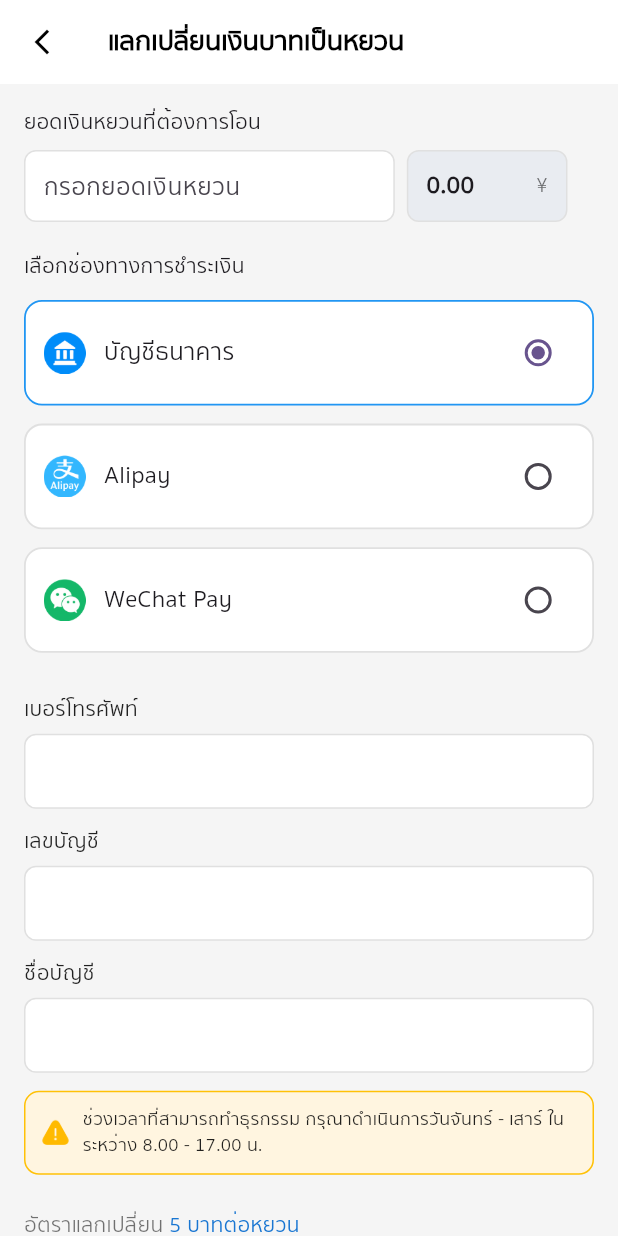
After one commit to AshaTechCorporation/gcargo, a Flutter app: the ExchangePage screen opened directly, on a phone screen of 412 x 824 dp. The commit adds this screen. Run offline on Flutter 3.47's test engine with Material 3 defaults, Android fonts, the phone set to English and light mode, and no system bars; our stand-ins replace device_info_plus, dio, file_picker, get, image_picker, shared_preferences; accounts and stored records are empty; network calls fail.

Commit message:
เพิ่มส่วนการเเลกเงินบาทเงินหยวน

```diff
--- a/lib/constants.dart
+++ b/lib/constants.dart
@@ -18,3 +18,4 @@ const kTitleTextGridColor = Color(0xFF004AAD);
 const kSubTitleTextGridColor = Color(0xFF012849);
 const kButtonLogoutColor = Color(0xFFFFBA00);
 const kBackTextFiledColor = Color(0xFFF6F6F6);
+const kBackgroundTextColor = Color(0xFF004AAD);
--- /dev/null
+++ b/lib/home/exchangePage.dart
@@ -0,0 +1,207 @@
+import 'package:flutter/material.dart';
+import 'package:gcargo/constants.dart';
+
+class ExchangePage extends StatefulWidget {
+  const ExchangePage({super.key});
+
+  @override
+  State<ExchangePage> createState() => _ExchangePageState();
+}
+
+class _ExchangePageState extends State<ExchangePage> {
+  int selectedMethod = 0;
+
+  final List<String> paymentMethods = ['บัญชีธนาคาร', 'Alipay', 'WeChat Pay'];
+  final List<String> icons = ['assets/icons/bank_icon.png', 'assets/icons/alipay_icon.png', 'assets/icons/wechat_icon.png'];
+
+  @override
+  Widget build(BuildContext context) {
+    final size = MediaQuery.of(context).size;
+
+    return Scaffold(
+      backgroundColor: Colors.grey.shade100,
+      appBar: AppBar(
+        backgroundColor: Colors.white,
+        elevation: 0,
+        leading: IconButton(icon: Icon(Icons.arrow_back_ios_new, color: Colors.black, size: 20), onPressed: () => Navigator.pop(context)),
+        title: Text('แลกเปลี่ยนเงินบาทเป็นหยวน', style: TextStyle(color: Colors.black)),
+      ),
+      body: SingleChildScrollView(
+        padding: EdgeInsets.all(16),
+        child: Column(
+          crossAxisAlignment: CrossAxisAlignment.start,
+          children: [
+            Text('ยอดเงินหยวนที่ต้องการโอน'),
+            SizedBox(height: 8),
+            Row(
+              children: [
+                Container(
+                  width: size.width * 0.6,
+                  height: 48,
+                  padding: EdgeInsets.symmetric(horizontal: 12),
+                  decoration: BoxDecoration(
+                    color: Colors.white,
+                    borderRadius: BorderRadius.circular(8),
+                    border: Border.all(color: Colors.grey.shade300),
+                  ),
+                  child: TextField(
+                    keyboardType: TextInputType.number,
+                    decoration: InputDecoration(hintText: 'กรอกยอดเงินหยวน', border: InputBorder.none),
+                  ),
+                ),
+                SizedBox(width: 8),
+                Container(
+                  width: size.width * 0.26,
+                  height: 48,
+                  padding: EdgeInsets.symmetric(horizontal: 12),
+                  decoration: BoxDecoration(
+                    color: kBackgroundTextColor.withOpacity(0.05),
+                    borderRadius: BorderRadius.circular(8),
+                    border: Border.all(color: Colors.grey.shade300),
+                  ),
+                  child: Row(
+                    mainAxisAlignment: MainAxisAlignment.spaceBetween,
+                    children: [
+                      Text('0.00', style: TextStyle(fontSize: 16, fontWeight: FontWeight.bold)),
+                      Text('¥', style: TextStyle(fontSize: 14, color: Colors.black54)),
+                    ],
+                  ),
+                ),
+              ],
+            ),
+            SizedBox(height: 20),
+            Text('เลือกช่องทางการชำระเงิน'),
+            SizedBox(height: 12),
+            ...List.generate(paymentMethods.length, (index) {
+              return GestureDetector(
+                onTap: () => setState(() => selectedMethod = index),
+                child: Container(
+                  margin: EdgeInsets.only(bottom: 12),
+                  padding: EdgeInsets.symmetric(horizontal: 12, vertical: 10),
+                  decoration: BoxDecoration(
+                    color: Colors.white,
+                    borderRadius: BorderRadius.circular(12),
+                    border: Border.all(color: selectedMethod == index ? Colors.blue : Colors.grey.shade300, width: 1.2),
+                  ),
+                  child: Row(
+                    children: [
+                      Image.asset(icons[index], width: 28, height: 28),
+                      SizedBox(width: 12),
+                      Expanded(child: Text(paymentMethods[index], style: TextStyle(fontSize: 16))),
+                      Radio(value: index, groupValue: selectedMethod, onChanged: (_) => setState(() => selectedMethod = index)),
+                    ],
+                  ),
+                ),
+              );
+            }),
+            SizedBox(height: 16),
+            _buildInputField('เบอร์โทรศัพท์'),
+            SizedBox(height: 12),
+            _buildInputField('เลขบัญชี'),
+            SizedBox(height: 12),
+            _buildInputField('ชื่อบัญชี'),
+
+            if (selectedMethod == 1 || selectedMethod == 2) ...[
+              SizedBox(height: 16),
+              Container(
+                width: double.infinity,
+                padding: EdgeInsets.all(16),
+                decoration: BoxDecoration(
+                  color: Colors.white,
+                  borderRadius: BorderRadius.circular(12),
+                  border: Border.all(color: Colors.grey.shade300),
+                ),
+                child: Column(
+                  children: [
+                    Container(
+                      padding: EdgeInsets.symmetric(vertical: 20),
+                      child: Column(
+                        children: [
+                          Image.asset('assets/icons/cl11.png', width: 36, height: 36),
+                          SizedBox(height: 8),
+                          Text('อัปโหลดรูปภาพ QR Code', style: TextStyle(fontWeight: FontWeight.bold)),
+                          SizedBox(height: 4),
+                          Text('รองรับไฟล์รูปภาพ JPG, PNG, PDF เท่านั้น', style: TextStyle(fontSize: 12, color: Colors.black54)),
+                          SizedBox(height: 16),
+                          ElevatedButton(
+                            style: ElevatedButton.styleFrom(
+                              backgroundColor: Colors.white,
+                              foregroundColor: Colors.black,
+                              side: BorderSide(color: Colors.grey.shade400),
+                              padding: EdgeInsets.symmetric(horizontal: 24, vertical: 12),
+                            ),
+                            onPressed: () {},
+                            child: Text('เลือกไฟล์'),
+                          ),
+                        ],
+                      ),
+                    ),
+                  ],
+                ),
+              ),
+            ],
+
+            // ✅ แจ้งเตือนนี้ต้องอยู่นอกเงื่อนไข เพื่อแสดงตลอด
+            SizedBox(height: 12),
+            Container(
+              padding: EdgeInsets.all(10),
+              decoration: BoxDecoration(
+                color: Color(0xFFFFF5E0),
+                border: Border.all(color: Color(0xFFFFC107)),
+                borderRadius: BorderRadius.circular(10),
+              ),
+              child: Row(
+                children: [
+                  Image.asset('assets/icons/danger.png', width: 20),
+                  SizedBox(width: 8),
+                  Expanded(
+                    child: Text(
+                      'ช่วงเวลาที่สามารถทำธุรกรรม กรุณาดำเนินการวันจันทร์ - เสาร์ ในระหว่าง 8.00 - 17.00 น.',
+                      style: TextStyle(fontSize: 12, color: Colors.black87),
+                    ),
+                  ),
+                ],
+              ),
+            ),
+
+            SizedBox(height: 24),
+            Row(
+              children: [
+                Text('อัตราแลกเปลี่ยน ', style: TextStyle(color: Colors.black54)),
+                Text('5 บาทต่อหยวน', style: TextStyle(color: Colors.blue.shade700)),
+              ],
+            ),
+            SizedBox(height: 16),
+            SizedBox(
+              width: double.infinity,
+              child: ElevatedButton(
+                style: ElevatedButton.styleFrom(backgroundColor: Color(0xFF1E3C72), padding: EdgeInsets.symmetric(vertical: 14)),
+                onPressed: () {},
+                child: Text('ชำระเงิน', style: TextStyle(fontSize: 16, color: Colors.white)),
+              ),
+            ),
+          ],
+        ),
+      ),
+    );
+  }
+
+  Widget _buildInputField(String label, {TextEditingController? controller, TextInputType? keyboardType}) {
+    return Column(
+      crossAxisAlignment: CrossAxisAlignment.start,
+      children: [
+        Text(label, style: TextStyle(fontSize: 14, color: Colors.black87)),
+        const SizedBox(height: 6),
+        Container(
+          decoration: BoxDecoration(color: Colors.white, borderRadius: BorderRadius.circular(8), border: Border.all(color: Colors.grey.shade300)),
+          padding: const EdgeInsets.symmetric(horizontal: 12),
+          child: TextField(
+            controller: controller,
+            keyboardType: keyboardType,
+            decoration: const InputDecoration(border: InputBorder.none, hintText: ''),
+          ),
+        ),
+      ],
+    );
+  }
+}
--- a/lib/home/homePage.dart
+++ b/lib/home/homePage.dart
@@ -2,6 +2,7 @@ import 'dart:async';
 
 import 'package:flutter/material.dart';
 import 'package:gcargo/controllers/showImagePickerBottomSheet.dart';
+import 'package:gcargo/home/exchangePage.dart';
 import 'package:gcargo/home/widgets/ProductCardFromAPI.dart';
 import 'package:gcargo/home/widgets/ServiceImageCard.dart';
 import 'package:get/get.dart';
@@ -234,7 +235,7 @@ class _HomePageState extends State<HomePage> {
                       imagePath: 'assets/images/sand.png',
                       onTap: () {
                         // 👉 ไปหน้าบริการฝากส่ง
-                        Navigator.push(context, MaterialPageRoute(builder: (_) => const PackageDepositPage()));
+                        Navigator.push(context, MaterialPageRoute(builder: (_) => PackageDepositPage()));
                       },
                     ),
                     SizedBox(width: 12),
@@ -242,7 +243,7 @@ class _HomePageState extends State<HomePage> {
                       imagePath: 'assets/images/bay.png',
                       onTap: () {
                         // 👉 ไปหน้าแลกเปลี่ยนเงิน
-                        //Navigator.push(context, MaterialPageRoute(builder: (_) => const ExchangePage()));
+                        Navigator.push(context, MaterialPageRoute(builder: (_) => ExchangePage()));
                       },
                     ),
                   ],
```
Also changed, not shown: assets/icons/danger.png (added).
